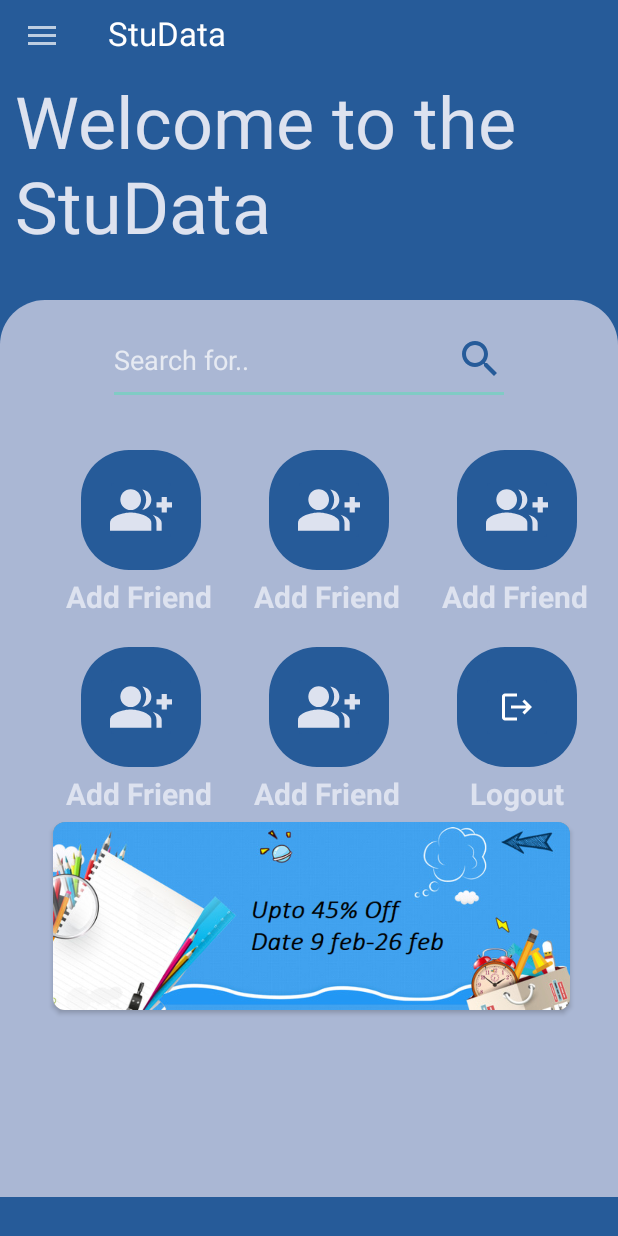
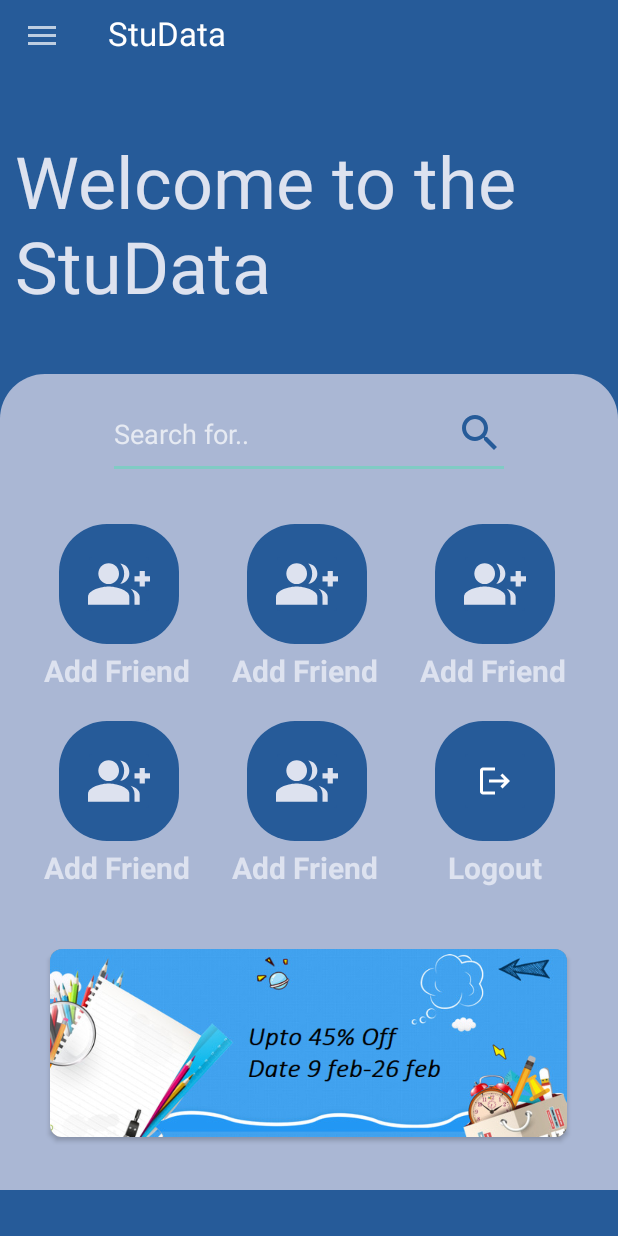
Before and after one commit to Hemantlodha/Database_Management_App, an Android app: the MainActivity screen opened directly, with no data from a screen before it, on a phone screen of 412 x 824 dp. Run offline under Robolectric (Android 15) with nearby library versions, the phone set to English and light mode, and no system bars; Roboto replaces fonts that are not available here.

Commit message:
First Project on github

```diff
--- a/app/src/main/res/layout/activity_main.xml
+++ b/app/src/main/res/layout/activity_main.xml
@@ -54,13 +54,15 @@
         <TextView
             android:id="@+id/textView2"
             android:layout_width="match_parent"
-            android:layout_height="152dp"
+            android:layout_height="wrap_content"
             android:paddingLeft="10dp"
+            android:paddingTop="40dp"
+            android:paddingBottom="40dp"
             android:textSize="48sp"
             android:text="Welcome to the StuData"
             app:layout_constraintBottom_toTopOf="@+id/constraintLayout"
             app:layout_constraintEnd_toEndOf="parent"
-            app:layout_constraintHorizontal_bias="0.5"
+            app:layout_constraintHorizontal_bias="0."
             app:layout_constraintStart_toStartOf="parent"
             android:textColor="#DDE2EF"
             app:layout_constraintTop_toBottomOf="@+id/toolbar" />
@@ -70,9 +72,10 @@
                 android:layout_width="match_parent"
                 android:paddingLeft="20dp"
                 android:paddingRight="20dp"
-                android:layout_height="598dp"
+                android:layout_height="wrap_content"
                 android:layout_gravity="center"
                 android:orientation="vertical"
+                android:gravity="center"
                 android:background="@drawable/background_blue"
                 app:layout_constraintBottom_toBottomOf="parent"
                 app:layout_constraintEnd_toEndOf="parent"
@@ -93,15 +96,22 @@
                     app:layout_constraintTop_toTopOf="parent" />
 
                 <TableLayout
-                    android:layout_width="match_parent"
+                    android:layout_width="368dp"
                     android:layout_height="wrap_content"
-                    android:paddingLeft="24dp"
                     android:paddingTop="30dp"
+                    android:layout_gravity="center"
+                    android:gravity="center"
                     app:layout_constraintTop_toBottomOf="@id/editTextTextPersonName">
-
+                    <LinearLayout
+                        android:layout_width="match_parent"
+                        android:layout_height="match_parent"
+                        android:orientation="vertical"
+                        android:paddingLeft="3dp"
+                        android:gravity="center">
                     <TableRow
                         android:layout_width="match_parent"
-                        android:layout_height="match_parent">
+                        android:layout_height="match_parent"
+                        android:paddingLeft="4dp">
 
                         <LinearLayout
                             android:layout_width="100dp"
@@ -220,6 +230,7 @@
                     <TableRow
                         android:layout_width="match_parent"
                         android:layout_height="match_parent"
+                        android:paddingLeft="4dp"
                         android:paddingTop="20dp">
 
                         <LinearLayout
@@ -336,6 +347,7 @@
                                 android:textStyle="bold" />
                         </LinearLayout>
                     </TableRow>
+                    </LinearLayout>
                 </TableLayout>
 
                 <RelativeLayout
@@ -344,6 +356,8 @@
                     android:layout_marginLeft="10dp"
                     android:layout_marginRight="10dp"
                     android:layout_marginBottom="30dp"
+                    android:layout_marginTop="35dp"
+                    android:layout_gravity="center"
                     app:layout_constraintBottom_toBottomOf="parent"
                     app:layout_constraintEnd_toEndOf="parent"
                     app:layout_constraintHorizontal_bias="0.5"
```
